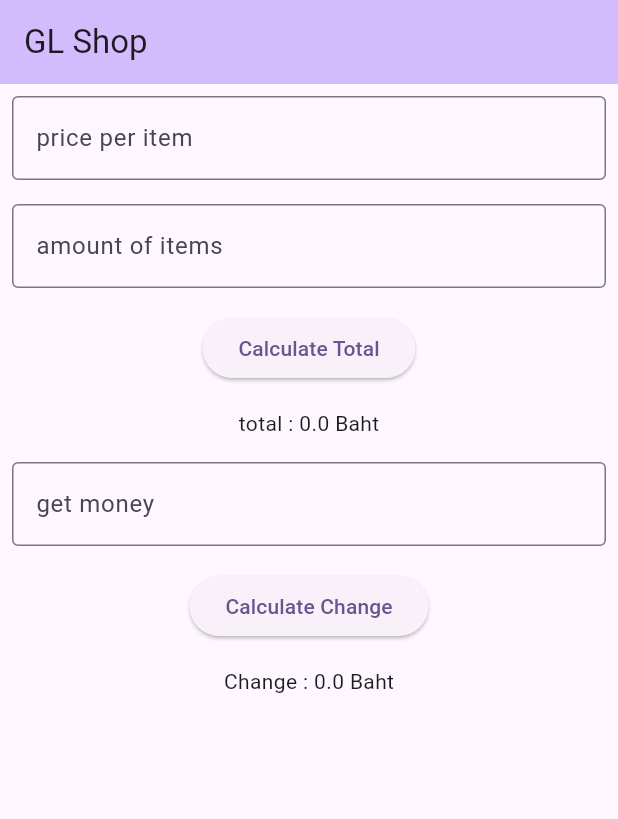
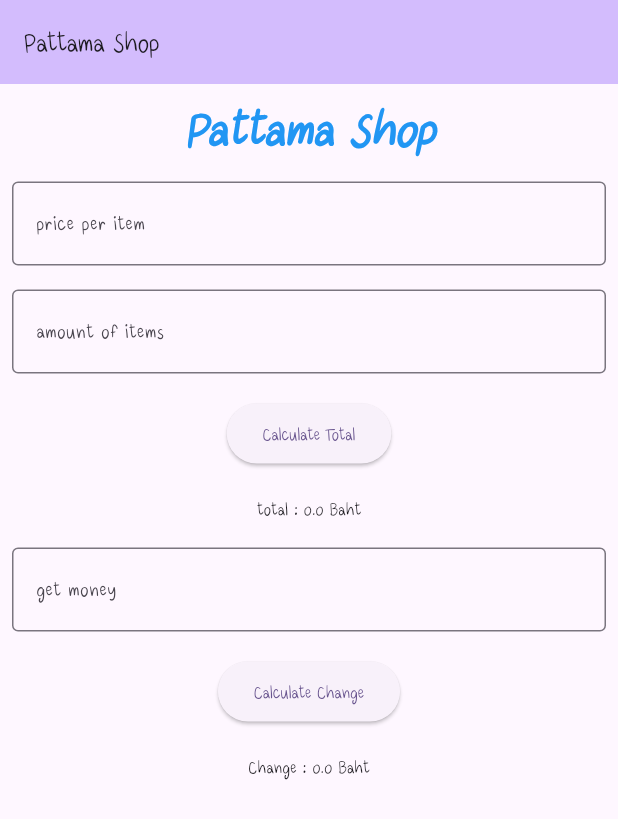
Before and after one commit to baaanaga/firstapp, a Flutter app: the screen it shows after launch, on a phone screen of 412 x 824 dp. Shown: the top 819 px of the screen. Run offline on Flutter 3.47's test engine with Material 3 defaults, Android fonts, the phone set to English and light mode, and no system bars; our stand-ins replace material_ui.

Commit message:
change font family

```diff
--- a/lib/main.dart
+++ b/lib/main.dart
@@ -10,11 +10,12 @@ class MyApp extends StatelessWidget {
   @override
   Widget build(BuildContext context) {
     return MaterialApp(
-      title: 'GL',
+      title: 'Pattama World',
       theme: ThemeData(
+        fontFamily: 'maaja',
         colorScheme: .fromSeed(seedColor: Colors.deepPurple),
       ),
-      home: const MyHomePage(title: 'GL Shop'),
+      home: const MyHomePage(title: 'Pattama Shop'),
     );
   }
 }
@@ -31,7 +32,7 @@ class _MyHomePageState extends State<MyHomePage> {
   var price = TextEditingController();
   var amount = TextEditingController();
   var change = TextEditingController();
-  double _total = 0;
+  double _total = 0; // _ is private
   double _change = 0;
 
   @override
@@ -43,13 +44,21 @@ class _MyHomePageState extends State<MyHomePage> {
       ),
       body: Column(
         children: [
-          Padding(
-            padding: const EdgeInsets.all(8.0),
-            child: priceTextField("price per item"),
+          Text("Pattama Shop",
+          style: TextStyle(
+            fontWeight: FontWeight.bold,
+            fontStyle: FontStyle.italic,
+            fontSize: 40,
+            color: Colors.blue
+          ),
           ),
           Padding(
             padding: const EdgeInsets.all(8.0),
-            child: amountTextField("amount of items"),
+            child: priceTextField("price per item", price),
+          ),
+          Padding(
+            padding: const EdgeInsets.all(8.0),
+            child: amountTextField("amount of items", amount),
           ),
           Padding(
             padding: const EdgeInsets.all(8.0),
@@ -61,7 +70,7 @@ class _MyHomePageState extends State<MyHomePage> {
           ),
           Padding(
             padding: const EdgeInsets.all(8.0),
-            child: receiveMoneyTextField("get money"),
+            child: receiveMoneyTextField("get money", change),
           ),
           Padding(
             padding: const EdgeInsets.all(8.0),
@@ -76,9 +85,9 @@ class _MyHomePageState extends State<MyHomePage> {
     );
   }
 
-  Widget priceTextField(String text) {
+  Widget priceTextField(String text, TextEditingController control) {
     return TextField(
-      controller: price,
+      controller: control,
       decoration: InputDecoration(
         border: OutlineInputBorder(),
         labelText: text,
@@ -90,9 +99,9 @@ class _MyHomePageState extends State<MyHomePage> {
     );
   }
 
-  Widget amountTextField(String text) {
+  Widget amountTextField(String text, TextEditingController control) {
     return TextField(
-      controller: amount,
+      controller: control,
       decoration: InputDecoration(
         border: OutlineInputBorder(),
         labelText: text,
@@ -104,9 +113,9 @@ class _MyHomePageState extends State<MyHomePage> {
     );
   }
 
-  Widget receiveMoneyTextField(String text) {
+  Widget receiveMoneyTextField(String text, TextEditingController control) {
       return TextField(
-        controller: change,
+        controller: control,
         decoration: InputDecoration(
           border: OutlineInputBorder(),
           labelText: text,
--- a/pubspec.yaml
+++ b/pubspec.yaml
@@ -74,6 +74,10 @@ flutter:
   # "family" key with the font family name, and a "fonts" key with a
   # list giving the asset and other descriptors for the font. For
   # example:
+  fonts:
+    - family: maaja
+      fonts:
+        - asset: font/maaja/maaja.ttf
   # fonts:
   #   - family: Schyler
   #     fonts:
```
Also changed, not shown: font/maaja/maaja.otf (added), font/maaja/maaja.ttf (added).
